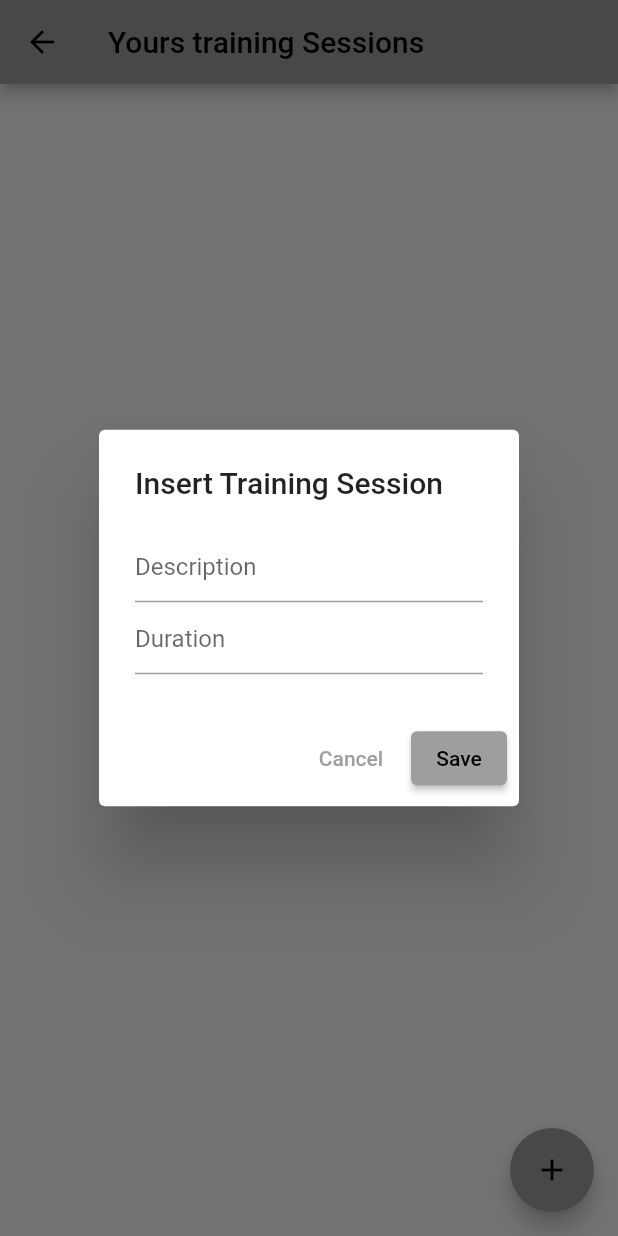
After one commit to huutriGh/flutter_fitness, a Flutter app: the SessionScreen screen opened directly, after a tap on the "add" icon, on a phone screen of 412 x 824 dp. The commit adds this screen. Run offline on Flutter 3.47's test engine with Material 2 defaults, Android fonts, the phone set to English and light mode, and no system bars; our stand-ins replace shared_preferences; accounts and stored records are empty.

Commit message:
add session training

```diff
--- /dev/null
+++ b/lib/data/sp_helper.dart
@@ -0,0 +1,19 @@
+import 'dart:convert';
+
+import 'package:fitness_app/models/session.dart';
+import 'package:shared_preferences/shared_preferences.dart';
+
+class SPHelper {
+  static late SharedPreferences prefs;
+  Future init() async {
+    prefs = await SharedPreferences.getInstance();
+  }
+
+  Future writeSession(Session session) async {
+    await prefs.setString(
+        session.id.toString(),
+        json.encode(
+          session.toJson(),
+        ));
+  }
+}
--- /dev/null
+++ b/lib/models/session.dart
@@ -0,0 +1,29 @@
+class Session {
+  int id = 0;
+  String date = '';
+  String description = '';
+  int duration = 0;
+
+  Session(
+    this.id,
+    this.date,
+    this.description,
+    this.duration,
+  );
+
+  Session.fromJson(Map<String, dynamic> sessionMap) {
+    id = sessionMap['id'] ?? 0;
+    date = sessionMap['date'] ?? '';
+    description = sessionMap['description'] ?? '';
+    duration = sessionMap['duration'] ?? '';
+  }
+
+  Map<String, dynamic> toJson() {
+    return {
+      'id': id,
+      'date': date,
+      'description': description,
+      'duration': duration
+    };
+  }
+}
--- /dev/null
+++ b/lib/screens/session_screen.dart
@@ -0,0 +1,75 @@
+import 'package:flutter/material.dart';
+
+class SessionScreen extends StatefulWidget {
+  const SessionScreen({super.key});
+
+  @override
+  State<SessionScreen> createState() => _SessionScreenState();
+}
+
+class _SessionScreenState extends State<SessionScreen> {
+  final TextEditingController txtDescription = TextEditingController();
+  final TextEditingController txtDuration = TextEditingController();
+
+  @override
+  Widget build(BuildContext context) {
+    return Scaffold(
+      appBar: AppBar(
+        title: const Text('Yours training Sessions'),
+      ),
+      floatingActionButton: FloatingActionButton(
+        child: const Icon(Icons.add),
+        onPressed: () {
+          showSessionDialog(context);
+        },
+      ),
+    );
+  }
+
+  Future<dynamic> showSessionDialog(BuildContext context) async {
+    return showDialog(
+      context: context,
+      builder: (ctx) {
+        return AlertDialog(
+          title: const Text('Insert Training Session'),
+          content: SingleChildScrollView(
+            child: Column(
+              children: [
+                TextField(
+                  controller: txtDescription,
+                  decoration: const InputDecoration(
+                    hintText: 'Description',
+                  ),
+                ),
+                TextField(
+                  controller: txtDuration,
+                  decoration: const InputDecoration(
+                    hintText: 'Duration',
+                  ),
+                ),
+              ],
+            ),
+          ),
+          actions: [
+            TextButton(
+              onPressed: () {
+                Navigator.pop(context);
+                txtDescription.text = '';
+                txtDuration.text = '';
+              },
+              child: const Text(
+                'Cancel',
+              ),
+            ),
+            ElevatedButton(
+              onPressed: () {},
+              child: const Text(
+                'Save',
+              ),
+            ),
+          ],
+        );
+      },
+    );
+  }
+}
--- a/pubspec.yaml
+++ b/pubspec.yaml
@@ -36,6 +36,7 @@ dependencies:
   # Use with the CupertinoIcons class for iOS style icons.
   cupertino_icons: ^1.0.2
   http: ^0.13.6
+  shared_preferences: ^2.1.1
 
 dev_dependencies:
   flutter_test:
```
Also changed, not shown: lib/screens/weather_screen.dart (added, +79 -0 lines), lib/shared/menu_drawer.dart (+8 -0 lines), pubspec.lock, 1 other file.
